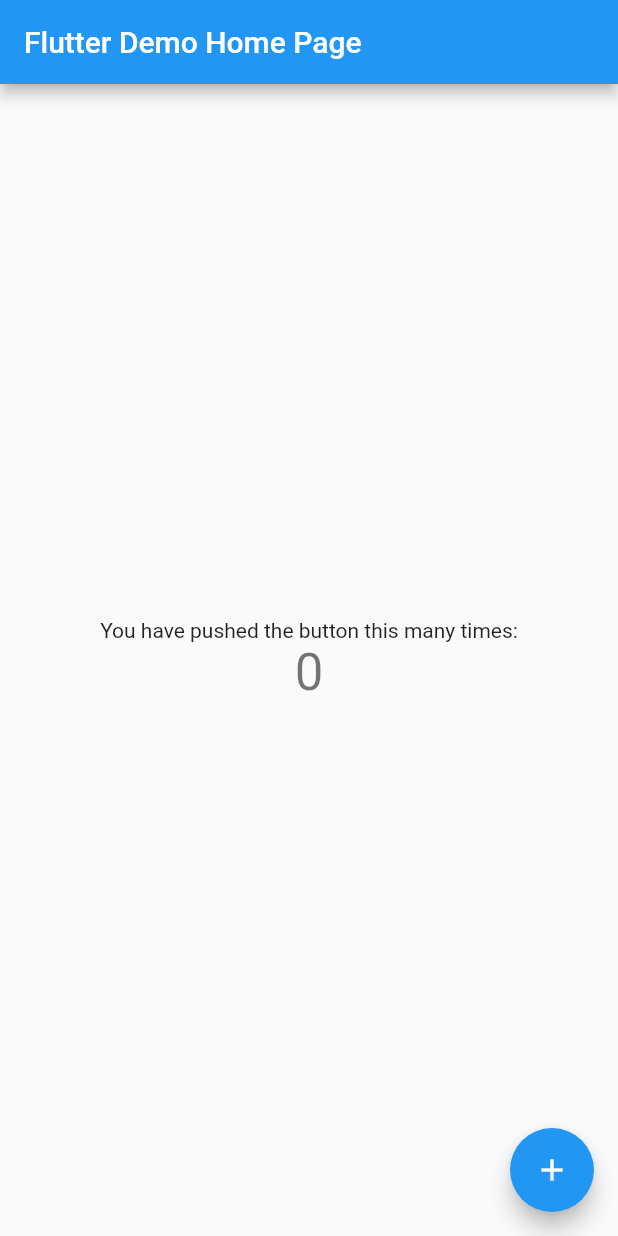
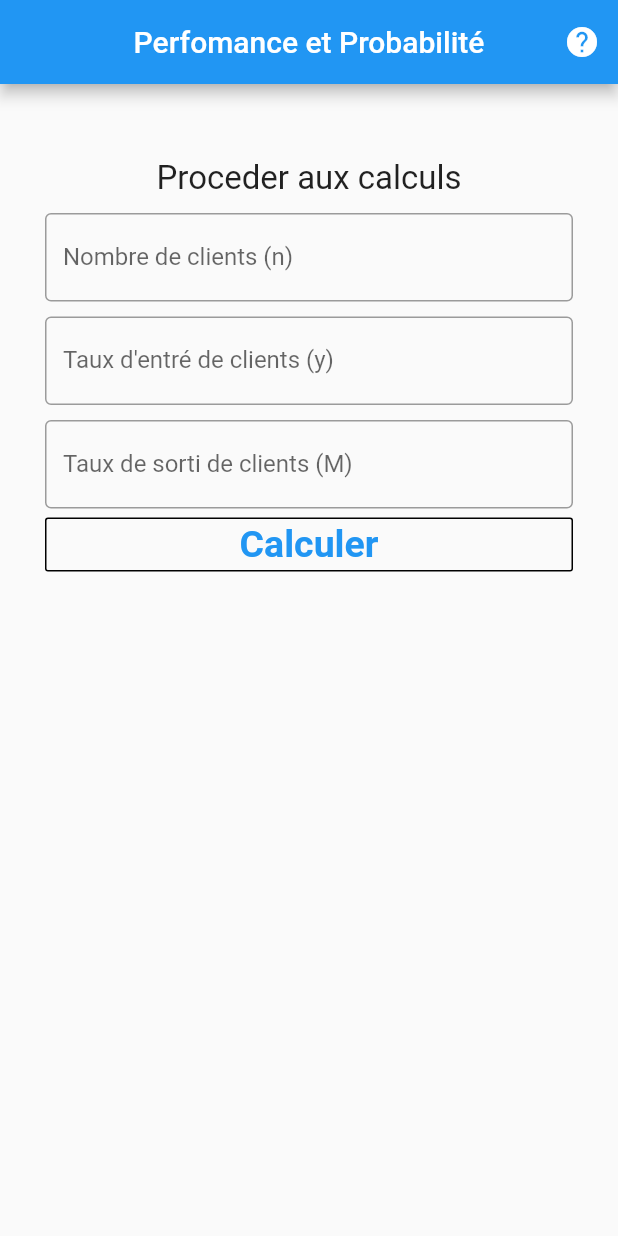
Before and after one commit to enigma972/proba-perf-calculator, a Flutter app: the screen it shows after launch, on a phone screen of 412 x 824 dp. Run offline on Flutter 3.47's test engine with Material 2 defaults, Android fonts, the phone set to English and light mode, and no system bars.

Commit message:
feat: add probability & performance measurement of clients on queue system

```diff
--- a/lib/main.dart
+++ b/lib/main.dart
@@ -1,113 +1,262 @@
 import 'package:flutter/material.dart';
+import 'dart:math';
 
-void main() {
-  runApp(MyApp());
-}
+void main() => runApp(App());
 
-class MyApp extends StatelessWidget {
+class App extends StatelessWidget {
   // This widget is the root of your application.
   @override
   Widget build(BuildContext context) {
     return MaterialApp(
-      title: 'Flutter Demo',
+      title: 'Probability and Performance Measurement App',
+      debugShowCheckedModeBanner: false,
       theme: ThemeData(
-        // This is the theme of your application.
-        //
-        // Try running your application with "flutter run". You'll see the
-        // application has a blue toolbar. Then, without quitting the app, try
-        // changing the primarySwatch below to Colors.green and then invoke
-        // "hot reload" (press "r" in the console where you ran "flutter run",
-        // or simply save your changes to "hot reload" in a Flutter IDE).
-        // Notice that the counter didn't reset back to zero; the application
-        // is not restarted.
         primarySwatch: Colors.blue,
       ),
-      home: MyHomePage(title: 'Flutter Demo Home Page'),
+      home: Home(title: 'Perfomance et Probabilité'),
     );
   }
 }
 
-class MyHomePage extends StatefulWidget {
-  MyHomePage({Key? key, required this.title}) : super(key: key);
-
-  // This widget is the home page of your application. It is stateful, meaning
-  // that it has a State object (defined below) that contains fields that affect
-  // how it looks.
-
-  // This class is the configuration for the state. It holds the values (in this
-  // case the title) provided by the parent (in this case the App widget) and
-  // used by the build method of the State. Fields in a Widget subclass are
-  // always marked "final".
+class Home extends StatefulWidget {
+  Home({Key? key, required this.title}) : super(key: key);
 
   final String title;
 
   @override
-  _MyHomePageState createState() => _MyHomePageState();
+  _HomeState createState() => _HomeState();
 }
 
-class _MyHomePageState extends State<MyHomePage> {
-  int _counter = 0;
+class _HomeState extends State<Home> {
+  // customers
+  var n;
+  //customers input rate
+  var y;
+  //customers output rate
+  var m;
 
-  void _incrementCounter() {
-    setState(() {
-      // This call to setState tells the Flutter framework that something has
-      // changed in this State, which causes it to rerun the build method below
-      // so that the display can reflect the updated values. If we changed
-      // _counter without calling setState(), then the build method would not be
-      // called again, and so nothing would appear to happen.
-      _counter++;
-    });
-  }
+  final _formKey = GlobalKey<FormState>();
 
   @override
   Widget build(BuildContext context) {
-    // This method is rerun every time setState is called, for instance as done
-    // by the _incrementCounter method above.
-    //
-    // The Flutter framework has been optimized to make rerunning build methods
-    // fast, so that you can just rebuild anything that needs updating rather
-    // than having to individually change instances of widgets.
     return Scaffold(
       appBar: AppBar(
-        // Here we take the value from the MyHomePage object that was created by
-        // the App.build method, and use it to set our appbar title.
-        title: Text(widget.title),
+          title: Text(widget.title),
+          actions: <Widget>[
+            IconButton(
+              onPressed: () => showAboutDialog(
+                  context: context,
+                  applicationName: 'PP Calculator',
+                  applicationVersion: '0.0.1',
+                  children: [
+                    Text(
+                        'Calculateur de Perfomance et Probabilité sur les systèmes M|M|1'),
+                    Text(''),
+                    Text('Par Lusavuvu Situatala'),
+                  ]),
+              icon: Icon(Icons.help),
+            ),
+          ],
+          centerTitle: true),
+      body: SingleChildScrollView(
+        child: Container(
+          padding: EdgeInsets.symmetric(vertical: 50.0, horizontal: 30.0),
+          child: Form(
+            key: _formKey,
+            child: Column(
+              crossAxisAlignment: CrossAxisAlignment.stretch,
+              children: <Widget>[
+                Center(
+                  child: Text(
+                    'Proceder aux calculs',
+                    style: TextStyle(
+                      fontSize: 22,
+                    ),
+                  ),
+                ),
+                SizedBox(
+                  height: 10.0,
+                ),
+                TextFormField(
+                  decoration: InputDecoration(
+                    labelText: 'Nombre de clients (n)',
+                    border: OutlineInputBorder(),
+                  ),
+                  validator: (val) =>
+                      null == val ? 'Veuillez remplir ce champ' : null,
+                  onChanged: (val) => n = val,
+                ),
+                SizedBox(
+                  height: 10.0,
+                ),
+                TextFormField(
+                  decoration: InputDecoration(
+                    labelText: 'Taux d\'entré de clients (y)',
+                    border: OutlineInputBorder(),
+                  ),
+                  validator: (val) =>
+                      null == val ? 'Veuillez remplir ce champ' : null,
+                  onChanged: (val) => y = val,
+                ),
+                SizedBox(
+                  height: 10.0,
+                ),
+                TextFormField(
+                  decoration: InputDecoration(
+                    labelText: 'Taux de sorti de clients (M)',
+                    border: OutlineInputBorder(),
+                  ),
+                  validator: (val) =>
+                      null == val ? 'Veuillez remplir ce champ' : null,
+                  onChanged: (val) => m = val,
+                ),
+                OutlinedButton(
+                  style: OutlinedButton.styleFrom(
+                    shape: const RoundedRectangleBorder(
+                      borderRadius: BorderRadius.all(Radius.circular(2.0)),
+                    ),
+                    side: BorderSide(
+                      width: 1,
+                      color: Colors.black,
+                    ),
+                  ),
+                  onPressed: () {
+                    if(_formKey.currentState!.validate()) {
+                      Navigator.push(
+                          context,
+                          MaterialPageRoute(
+                              builder: (context) => Result(n: n, y: y, m: m)));
+                    }
+                  },
+                  child: Text(
+                    'Calculer',
+                    style: TextStyle(
+                      fontWeight: FontWeight.bold,
+                      fontSize: 25,
+                    ),
+                  ),
+                )
+              ],
+            ),
+          ),
+        ),
       ),
-      body: Center(
-        // Center is a layout widget. It takes a single child and positions it
-        // in the middle of the parent.
+    );
+  }
+}
+
+class Result extends StatefulWidget {
+  Result({Key? key, required this.n, required this.y, required this.m})
+      : super(key: key);
+
+  final n, y, m;
+
+  @override
+  _ResultState createState() => _ResultState();
+}
+
+class _ResultState extends State<Result> {
+  @override
+  void initState() {
+    int n = int.parse(widget.n);
+    double y = double.parse(widget.y);
+    double m = double.parse(widget.m);
+
+    f = y / m;
+    f = f.toStringAsFixed(3);
+    f = num.parse(f);
+
+    if (f < 1) {
+      s = 'Equilibre';
+    } else {
+      s = 'Explosion';
+    }
+
+    if (n >= 1) {
+      p = pow(f, n) * (1 - f);
+      p = p.toStringAsFixed(3);
+      p = num.parse(p);
+    } else if (n == 0) {
+      p = 1 - f;
+      p = p.toStringAsFixed(3);
+      p = num.parse(p);
+    } else {
+      p = 'Nombre de clients non valide!';
+    }
+
+    ns = f / (1 - f);
+    ns = ns.toStringAsFixed(3);
+    ns = num.parse(ns);
+
+    nf = (f * f) / (1 - f);
+    nf = nf.toStringAsFixed(3);
+    nf = num.parse(nf);
+
+    nss = ns - nf;
+    nss = nss.toStringAsFixed(3);
+    nss = num.parse(nss);
+
+    super.initState();
+  }
+
+  var f, p, ns, nf, nss, s;
+
+  @override
+  Widget build(BuildContext context) {
+    return Scaffold(
+      appBar: AppBar(
+        title: Text('Les resultats'),
+      ),
+      body: Container(
         child: Column(
-          // Column is also a layout widget. It takes a list of children and
-          // arranges them vertically. By default, it sizes itself to fit its
-          // children horizontally, and tries to be as tall as its parent.
-          //
-          // Invoke "debug painting" (press "p" in the console, choose the
-          // "Toggle Debug Paint" action from the Flutter Inspector in Android
-          // Studio, or the "Toggle Debug Paint" command in Visual Studio Code)
-          // to see the wireframe for each widget.
-          //
-          // Column has various properties to control how it sizes itself and
-          // how it positions its children. Here we use mainAxisAlignment to
-          // center the children vertically; the main axis here is the vertical
-          // axis because Columns are vertical (the cross axis would be
-          // horizontal).
-          mainAxisAlignment: MainAxisAlignment.center,
           children: <Widget>[
             Text(
-              'You have pushed the button this many times:',
+              'f vaut: $f',
+              style: TextStyle(
+                fontSize: 25,
+              ),
             ),
             Text(
-              '$_counter',
-              style: Theme.of(context).textTheme.headline4,
+              'P vaut: $p',
+              style: TextStyle(
+                fontSize: 25,
+              ),
+            ),
+            Text(
+              'NS vaut: $ns',
+              style: TextStyle(
+                fontSize: 25,
+              ),
+            ),
+            Text(
+              'Nf vaut: $nf',
+              style: TextStyle(
+                fontSize: 25,
+              ),
+            ),
+            Text(
+              'Ns vaut: $nss',
+              style: TextStyle(
+                fontSize: 25,
+              ),
+            ),
+            Text(
+              '',
+              style: TextStyle(
+                fontSize: 25,
+              ),
+            ),
+            Center(
+              child: Text(
+                'Le système est en $s',
+                style: TextStyle(
+                  fontSize: 25,
+                ),
+              ),
             ),
           ],
         ),
       ),
-      floatingActionButton: FloatingActionButton(
-        onPressed: _incrementCounter,
-        tooltip: 'Increment',
-        child: Icon(Icons.add),
-      ), // This trailing comma makes auto-formatting nicer for build methods.
     );
   }
 }
```
Also changed, not shown: 1 other file.
